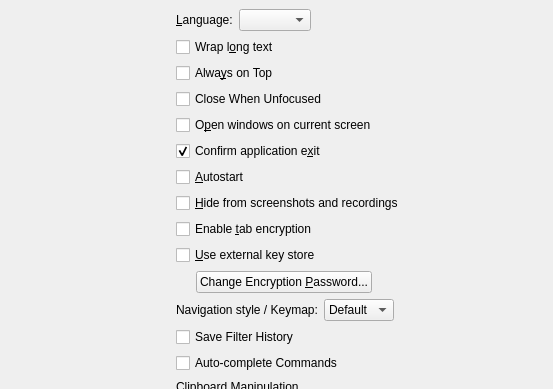
Qt form src/ui/configtabgeneral.ui (hluk/CopyQ) before a commit; both pictures show x 0 to 553 and y 0 to 389 of the 639 by 523 pixel window.
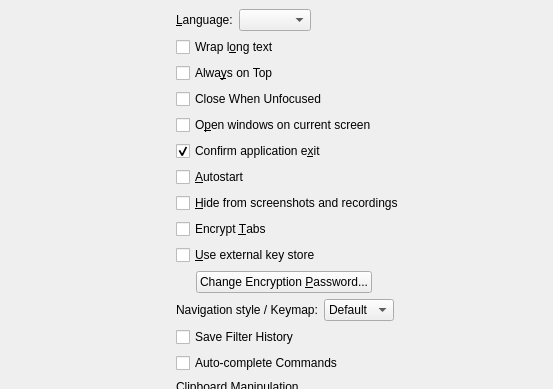
The same form after that commit.

Commit message:
Change encryption option name to "encrypt_tabs"
Also adds a note about encryption to the documentation.

```diff
--- a/src/ui/configtabgeneral.ui
+++ b/src/ui/configtabgeneral.ui
@@ -166,7 +166,7 @@
          <string>Encrypt tab data on disk (requires password to be set)</string>
         </property>
         <property name="text">
-         <string>Enable &amp;tab encryption</string>
+         <string>Encrypt &amp;Tabs</string>
         </property>
        </widget>
       </item>
```
Left out of the diff: 4 changed lines with no effect on the pictures. The commit also changes 9 other files.
